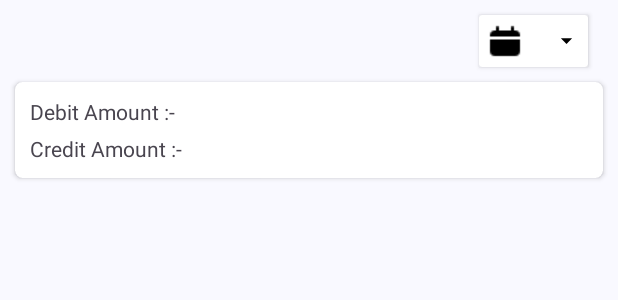
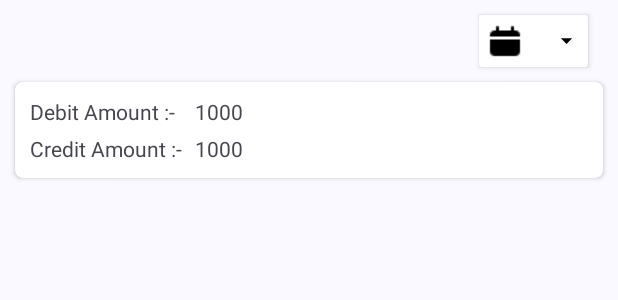
Before and after one commit to amish-shingala18/KhataBook, an Android app: the layout fragment_home.xml on its own in the app's theme, with its tools: preview values and no code run, on a phone screen of 412 x 824 dp. Shown: the top 300 px of the screen. Run offline under Robolectric (Android 15) with nearby library versions, the phone set to English and light mode, and no system bars.

Commit message:
KhataBook

```diff
--- a/app/src/main/java/com/example/khatabook/activity/UserDetailActivity.kt
+++ b/app/src/main/java/com/example/khatabook/activity/UserDetailActivity.kt
@@ -5,6 +5,7 @@ import android.content.Intent
 import android.os.Bundle
 import android.view.View
 import androidx.appcompat.app.AppCompatActivity
+import androidx.core.content.ContextCompat
 import androidx.core.view.ViewCompat
 import androidx.core.view.WindowInsetsCompat
 import com.example.khatabook.R
@@ -120,11 +121,13 @@ class UserDetailActivity : AppCompatActivity() {
             binding.imgNoEntry.visibility=View.VISIBLE
             binding.txtNoEntry.visibility=View.VISIBLE
             binding.rvcCustomerEntries.visibility= View.GONE
+            binding.main.setBackgroundColor(ContextCompat.getColor(binding.main.context,R.color.bgEmpty))
         }
         else{
             binding.imgNoEntry.visibility=View.GONE
             binding.txtNoEntry.visibility=View.GONE
             binding.rvcCustomerEntries.visibility= View.VISIBLE
+            binding.main.setBackgroundColor(ContextCompat.getColor(binding.main.context,R.color.white))
         }
     }
     @SuppressLint("NotifyDataSetChanged")
--- a/app/src/main/java/com/example/khatabook/helper/DAO.kt
+++ b/app/src/main/java/com/example/khatabook/helper/DAO.kt
@@ -31,6 +31,7 @@ interface DAO {
 
     @Query("SELECT * FROM entry INNER JOIN customer ON entry.entryCustomerId == customer.customerId WHERE entry.entryCollectionDate== :collectionDate")
     fun collectionRead(collectionDate:String): MutableList<TransactionEntity>
+
     @Query("SELECT * FROM entry INNER JOIN customer ON entry.entryCustomerId == customer.customerId WHERE entry.entryCustomerId== :intentId")
     fun transactionRead(intentId: Int): MutableList<TransactionEntity>
 
--- a/app/src/main/res/layout/fragment_home.xml
+++ b/app/src/main/res/layout/fragment_home.xml
@@ -106,9 +106,9 @@
                 android:id="@+id/txtDebitAmount"
                 android:layout_width="wrap_content"
                 android:layout_height="wrap_content"
-                android:layout_marginStart="5dp"
+                android:text="1000"
                 app:layout_constraintBottom_toBottomOf="@+id/textView31"
-                app:layout_constraintStart_toEndOf="@+id/textView31"
+                app:layout_constraintStart_toStartOf="@+id/txtCreditAmount"
                 app:layout_constraintTop_toTopOf="@+id/textView31" />
 
             <TextView
@@ -116,6 +116,7 @@
                 android:layout_width="wrap_content"
                 android:layout_height="wrap_content"
                 android:layout_marginStart="5dp"
+                android:text="1000"
                 app:layout_constraintBottom_toBottomOf="@+id/textView32"
                 app:layout_constraintStart_toEndOf="@+id/textView32"
                 app:layout_constraintTop_toTopOf="@+id/textView32" />
```
Also changed, not shown: app/src/main/java/com/example/khatabook/activity/AddEntryActivity.kt (+7 -12 lines), app/src/main/java/com/example/khatabook/fragment/HomeFragment.kt (+19 -5 lines).
